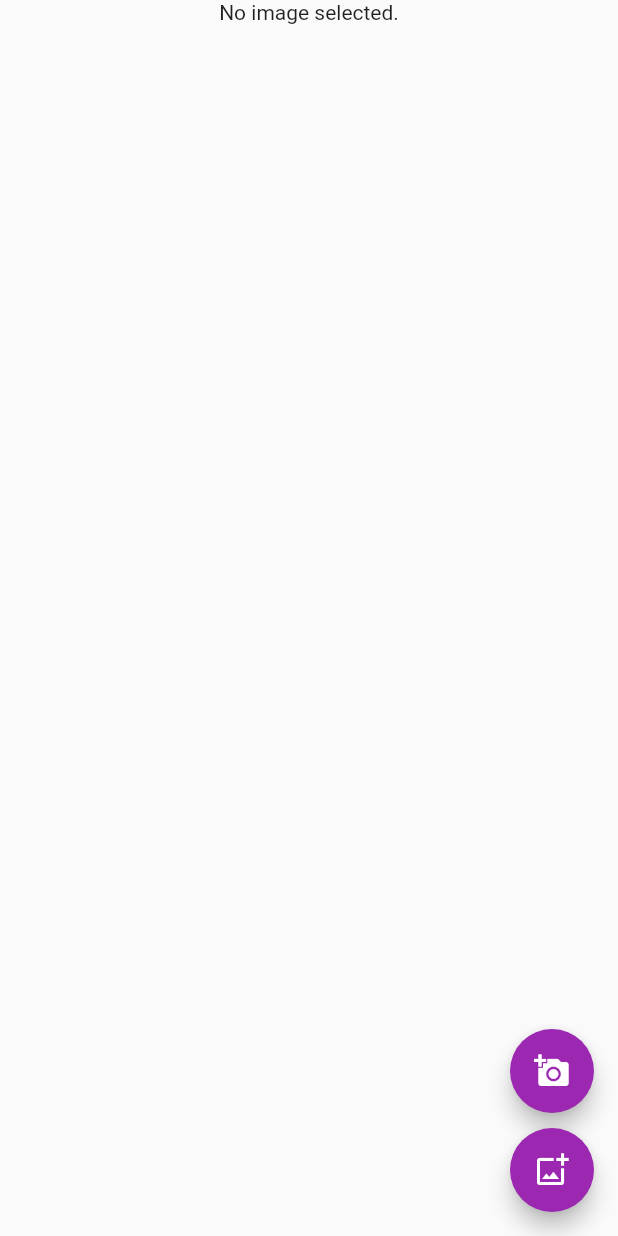
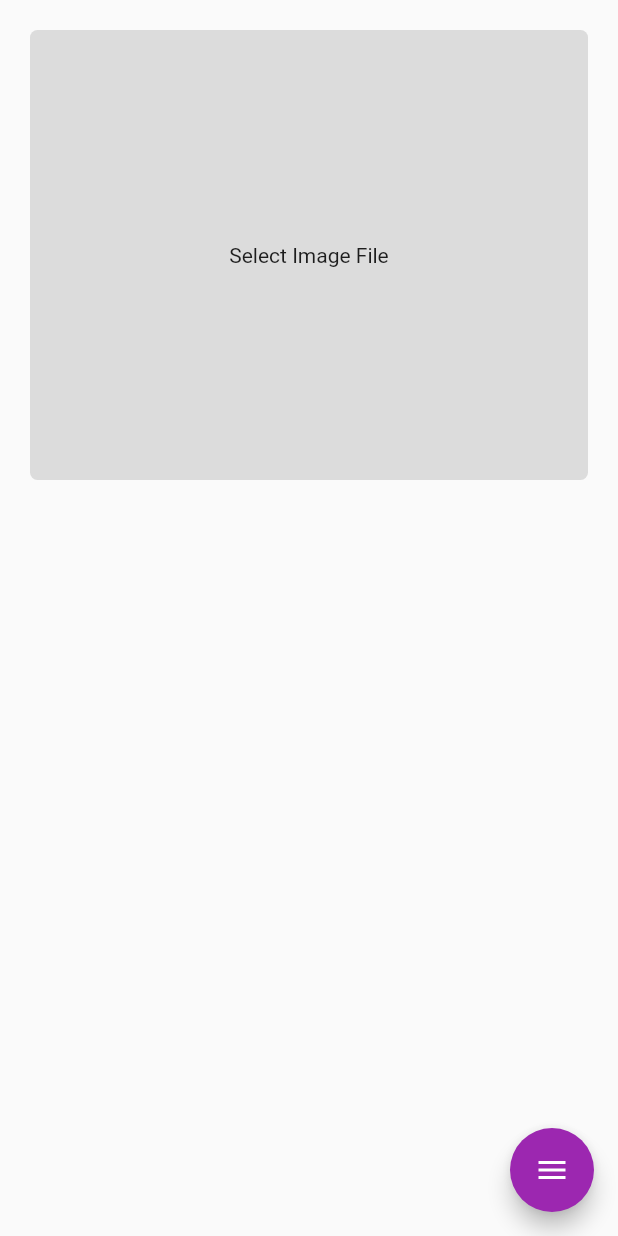
Before and after one commit to DebugBros-CS-16/GrapeDoc, a Flutter app: the TestImagePicker screen opened directly, on a phone screen of 412 x 824 dp. Run offline on Flutter 3.47's test engine with Material 2 defaults, Android fonts, the phone set to English and light mode, and no system bars; drawn by our look-alikes of flutter_speed_dial; our stand-ins replace cached_network_image, camera, cloud_firestore, firebase_auth, firebase_core, firebase_storage and 9 more; missing offline and left inert: dialogflow_grpc, flutter_facebook_auth, flutter_login_facebook, sound_stream, tflite, tflite_flutter and 1 more; accounts and stored records are empty; network calls fail; statements that could not run were skipped; project files that could hold a hidden picture were left out.

Commit message:
Modified Image processing screen interface.

```diff
--- a/lib/screens/testImagePicker.dart
+++ b/lib/screens/testImagePicker.dart
@@ -1,4 +1,5 @@
 import 'dart:io';
+import 'package:flutter_speed_dial/flutter_speed_dial.dart';
 import 'package:image/image.dart' as img;
 import 'package:flutter/material.dart';
 import 'package:image_picker/image_picker.dart';
@@ -43,6 +44,10 @@ class _TestImagePickerState extends State<TestImagePicker> {
 
   Category? category;
 
+  bool _isLoading = false;
+
+  final isDialOpen = ValueNotifier(false);
+
   @override
   void initState() {
     super.initState();
@@ -56,7 +61,7 @@ class _TestImagePickerState extends State<TestImagePicker> {
       _image = File(pickedFile!.path);
       _imageWidget = Image.file(_image!);
 
-      _predict();
+      imageCheck();
     });
   }
 
@@ -67,8 +72,18 @@ class _TestImagePickerState extends State<TestImagePicker> {
       _image = File(pickedFile!.path);
       _imageWidget = Image.file(_image!);
 
+      imageCheck();
+    });
+  }
+
+  Future imageCheck() async{
+    if(_image != null){
+
+        setState(() {
+          _isLoading = true;
+        });
+      }
     _predict();
-    });
   }
 
   void _predict() async {
@@ -82,19 +97,43 @@ class _TestImagePickerState extends State<TestImagePicker> {
 
   @override
   Widget build(BuildContext context) {
-    return Scaffold(
-      body: Column(
+    return WillPopScope(
+      onWillPop: () async {
+        if (isDialOpen.value) {
+          isDialOpen.value = false;
+          return false;
+        }else{
+          return true;
+        }
+      },
+      child: Scaffold(
+        body: Container(
+          child: Column(
             children: <Widget>[
-          Center(
+              SizedBox(height: 20.0,),
+              Container(
                 child: _image == null
-                ? Text('No image selected.')
+                    ? Container(
+                        margin: const EdgeInsets.symmetric(horizontal: 20.0),
+                        height: 300.0,
+                        width: MediaQuery.of(context).size.width,
+                        decoration: BoxDecoration(
+                            color: Colors.black12,
+                            borderRadius: BorderRadius.circular(5),
+                        ),
+                        child: Center(child: const Text('Select Image File'))
+                )
                     : Container(
-                    constraints: BoxConstraints(
-                        maxHeight: MediaQuery.of(context).size.height / 2),
-                    decoration: BoxDecoration(
-                      border: Border.all(),
+                        margin: const EdgeInsets.symmetric(horizontal: 20.0),
+                        height: 300.0,
+                        width: MediaQuery.of(context).size.width,
+                        child: ClipRRect(
+                            borderRadius: BorderRadius.circular(5),
+                            child: _isLoading ? Image.file(
+                               _image!,
+                              fit: BoxFit.cover,
+                            ): Center(child: CircularProgressIndicator()),
                             ),
-                    child: _imageWidget,
                       ),
               ),
               SizedBox(
@@ -115,23 +154,50 @@ class _TestImagePickerState extends State<TestImagePicker> {
               ),
             ],
           ),
-      floatingActionButton: Column(
-        mainAxisAlignment: MainAxisAlignment.end,
+        ),
+        floatingActionButton: SpeedDial(
+          icon: Icons.add,
+          animatedIcon: AnimatedIcons.menu_close,
+          backgroundColor: Colors.purple,
+          overlayColor: Colors.black,
+          overlayOpacity: 0.4,
+          spacing: 10,
+          spaceBetweenChildren: 8,
+          //closeManually: true,
+          openCloseDial: isDialOpen,
           children: [
-          FloatingActionButton(
-            onPressed: getImageFromCamera,
-            tooltip: 'Pick Image From Camera',
+            SpeedDialChild(
+              child: Icon(Icons.add_photo_alternate_outlined),
+              backgroundColor: Colors.purple,
+              label: 'Device',
+              onTap: getImageFromGallery
+            ),
+            SpeedDialChild(
               child: Icon(Icons.add_a_photo),
-          ),
-          const SizedBox(
-            height: 10.0,
-          ),
-          FloatingActionButton(
-            onPressed: getImageFromGallery,
-            tooltip: 'Pick Image From Gallery',
-            child: Icon(Icons.add_photo_alternate_outlined),
-          ),
+              backgroundColor: Colors.purple,
+              label: 'Camera',
+              onTap: getImageFromCamera
+            )
           ],
+        )
+        // Column(
+        //   mainAxisAlignment: MainAxisAlignment.end,
+        //   children: [
+        //     FloatingActionButton(
+        //       onPressed: getImageFromCamera,
+        //       tooltip: 'Pick Image From Camera',
+        //       child: Icon(Icons.add_a_photo),
+        //     ),
+        //     const SizedBox(
+        //       height: 10.0,
+        //     ),
+        //     FloatingActionButton(
+        //       onPressed: getImageFromGallery,
+        //       tooltip: 'Pick Image From Gallery',
+        //       child: Icon(Icons.add_photo_alternate_outlined),
+        //     ),
+        //   ],
+        // ),
       ),
     );
   }
--- a/pubspec.yaml
+++ b/pubspec.yaml
@@ -64,6 +64,9 @@ dependencies:
   #get view of website
   webview_flutter: ^3.0.1
 
+  #expand multiple elevated buttons
+  flutter_speed_dial: ^5.0.0+1
+
 #  firebase_ml_vision: ^0.9.10
 #  firebase_ml_custom: ^0.2.0+3
 #  firebase_ml_model_downloader: ^0.1.0+8
```
Also changed, not shown: lib/screens/HomeScreen.dart (+72 -72 lines), pubspec.lock. Lines whose indentation alone changed are shown as unchanged.
